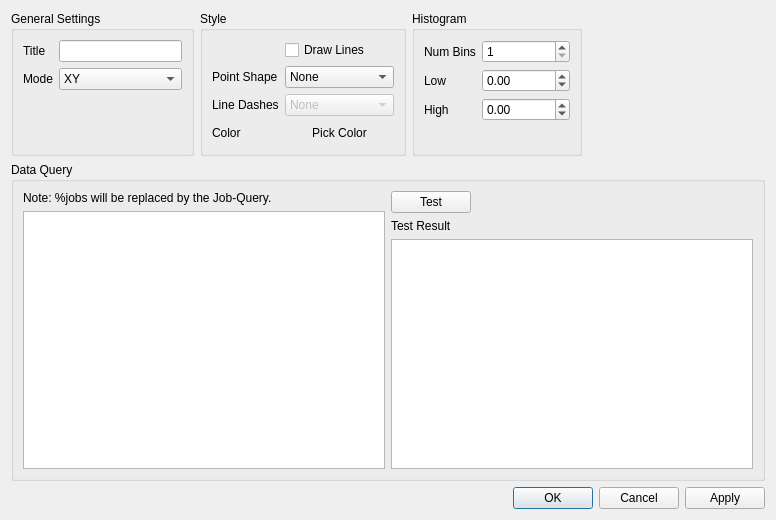
SchellDa/mapsa_analysis, file utils/visucmaes/curvesettings.ui: the form before one commit.
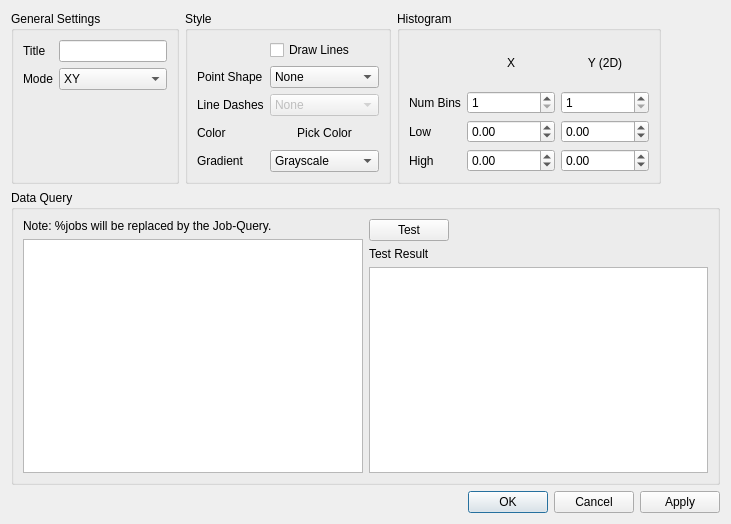
The form after the commit. Icons and pictures are not drawn.

Diff of the .ui file:
```diff
--- a/utils/visucmaes/curvesettings.ui
+++ b/utils/visucmaes/curvesettings.ui
@@ -6,8 +6,8 @@
    <rect>
     <x>0</x>
     <y>0</y>
-    <width>776</width>
-    <height>520</height>
+    <width>731</width>
+    <height>524</height>
    </rect>
   </property>
   <property name="windowTitle">
@@ -65,6 +65,11 @@
             <string>Histogram</string>
            </property>
           </item>
+          <item>
+           <property name="text">
+            <string>Histogram 2D</string>
+           </property>
+          </item>
          </widget>
         </item>
        </layout>
@@ -76,6 +81,13 @@
         <string>Style</string>
        </property>
        <layout class="QFormLayout" name="formLayout_2">
+        <item row="0" column="1">
+         <widget class="QCheckBox" name="draw_lines">
+          <property name="text">
+           <string>Draw Lines</string>
+          </property>
+         </widget>
+        </item>
         <item row="1" column="0">
          <widget class="QLabel" name="label_3">
           <property name="text">
@@ -214,13 +226,77 @@
           </property>
          </widget>
         </item>
-        <item row="0" column="1">
-         <widget class="QCheckBox" name="draw_lines">
+        <item row="4" column="0">
+         <widget class="QLabel" name="label_5">
           <property name="text">
-           <string>Draw Lines</string>
+           <string>Gradient</string>
           </property>
          </widget>
         </item>
+        <item row="4" column="1">
+         <widget class="QComboBox" name="gradient">
+          <item>
+           <property name="text">
+            <string>Grayscale</string>
+           </property>
+          </item>
+          <item>
+           <property name="text">
+            <string>Hot</string>
+           </property>
+          </item>
+          <item>
+           <property name="text">
+            <string>Cold</string>
+           </property>
+          </item>
+          <item>
+           <property name="text">
+            <string>Night</string>
+           </property>
+          </item>
+          <item>
+           <property name="text">
+            <string>Candy</string>
+           </property>
+          </item>
+          <item>
+           <property name="text">
+            <string>Geography</string>
+           </property>
+          </item>
+          <item>
+           <property name="text">
+            <string>Ion</string>
+           </property>
+          </item>
+          <item>
+           <property name="text">
+            <string>Thermal</string>
+           </property>
+          </item>
+          <item>
+           <property name="text">
+            <string>Polar</string>
+           </property>
+          </item>
+          <item>
+           <property name="text">
+            <string>Spectrum</string>
+           </property>
+          </item>
+          <item>
+           <property name="text">
+            <string>Jet</string>
+           </property>
+          </item>
+          <item>
+           <property name="text">
+            <string>Hues</string>
+           </property>
+          </item>
+         </widget>
+        </item>
        </layout>
       </widget>
      </item>
@@ -229,27 +305,67 @@
        <property name="title">
         <string>Histogram</string>
        </property>
-       <layout class="QFormLayout" name="formLayout_3">
-        <item row="0" column="0">
+       <layout class="QGridLayout" name="gridLayout">
+        <item row="1" column="1">
+         <widget class="QSpinBox" name="hist_bins_x">
+          <property name="minimum">
+           <number>1</number>
+          </property>
+          <property name="maximum">
+           <number>10000</number>
+          </property>
+         </widget>
+        </item>
+        <item row="2" column="1">
+         <widget class="QDoubleSpinBox" name="hist_low_x">
+          <property name="minimum">
+           <double>-100000.000000000000000</double>
+          </property>
+          <property name="maximum">
+           <double>100000.000000000000000</double>
+          </property>
+         </widget>
+        </item>
+        <item row="2" column="2">
+         <widget class="QDoubleSpinBox" name="hist_low_y">
+          <property name="minimum">
+           <double>-100000.000000000000000</double>
+          </property>
+          <property name="maximum">
+           <double>100000.000000000000000</double>
+          </property>
+         </widget>
+        </item>
+        <item row="0" column="1">
+         <widget class="QLabel" name="label_14">
+          <property name="text">
+           <string>X</string>
+          </property>
+          <property name="alignment">
+           <set>Qt::AlignCenter</set>
+          </property>
+         </widget>
+        </item>
+        <item row="0" column="2">
+         <widget class="QLabel" name="label_15">
+          <property name="text">
+           <string>Y (2D)</string>
+          </property>
+          <property name="alignment">
+           <set>Qt::AlignCenter</set>
+          </property>
+         </widget>
+        </item>
+        <item row="1" column="0">
          <widget class="QLabel" name="label_13">
           <property name="text">
            <string>Num Bins</string>
           </property>
          </widget>
         </item>
-        <item row="0" column="1">
-         <widget class="QSpinBox" name="hist_bins">
+        <item row="3" column="2">
+         <widget class="QDoubleSpinBox" name="hist_high_y">
           <property name="minimum">
-           <number>1</number>
-          </property>
-          <property name="maximum">
-           <number>10000</number>
-          </property>
-         </widget>
-        </item>
-        <item row="1" column="1">
-         <widget class="QDoubleSpinBox" name="hist_low">
-          <property name="minimum">
            <double>-100000.000000000000000</double>
           </property>
           <property name="maximum">
@@ -257,30 +373,40 @@
           </property>
          </widget>
         </item>
-        <item row="2" column="1">
-         <widget class="QDoubleSpinBox" name="hist_high">
-          <property name="minimum">
-           <double>-100000.000000000000000</double>
-          </property>
-          <property name="maximum">
-           <double>100000.000000000000000</double>
-          </property>
-         </widget>
-        </item>
-        <item row="1" column="0">
-         <widget class="QLabel" name="label_11">
-          <property name="text">
-           <string>Low</string>
-          </property>
-         </widget>
-        </item>
-        <item row="2" column="0">
+        <item row="3" column="0">
          <widget class="QLabel" name="label_12">
           <property name="text">
            <string>High</string>
           </property>
          </widget>
         </item>
+        <item row="1" column="2">
+         <widget class="QSpinBox" name="hist_bins_y">
+          <property name="minimum">
+           <number>1</number>
+          </property>
+          <property name="maximum">
+           <number>10000</number>
+          </property>
+         </widget>
+        </item>
+        <item row="3" column="1">
+         <widget class="QDoubleSpinBox" name="hist_high_x">
+          <property name="minimum">
+           <double>-100000.000000000000000</double>
+          </property>
+          <property name="maximum">
+           <double>100000.000000000000000</double>
+          </property>
+         </widget>
+        </item>
+        <item row="2" column="0">
+         <widget class="QLabel" name="label_11">
+          <property name="text">
+           <string>Low</string>
+          </property>
+         </widget>
+        </item>
        </layout>
       </widget>
      </item>
@@ -302,9 +428,9 @@
    <item>
     <widget class="QGroupBox" name="groupBox_4">
      <property name="sizePolicy">
-      <sizepolicy hsizetype="Preferred" vsizetype="Expanding">
-       <horstretch>0</horstretch>
-       <verstretch>0</verstretch>
+      <sizepolicy hsizetype="Expanding" vsizetype="Expanding">
+       <horstretch>2</horstretch>
+       <verstretch>2</verstretch>
       </sizepolicy>
      </property>
      <property name="title">
```
Left out of the diff: 9 changed lines with no effect on the pictures.
